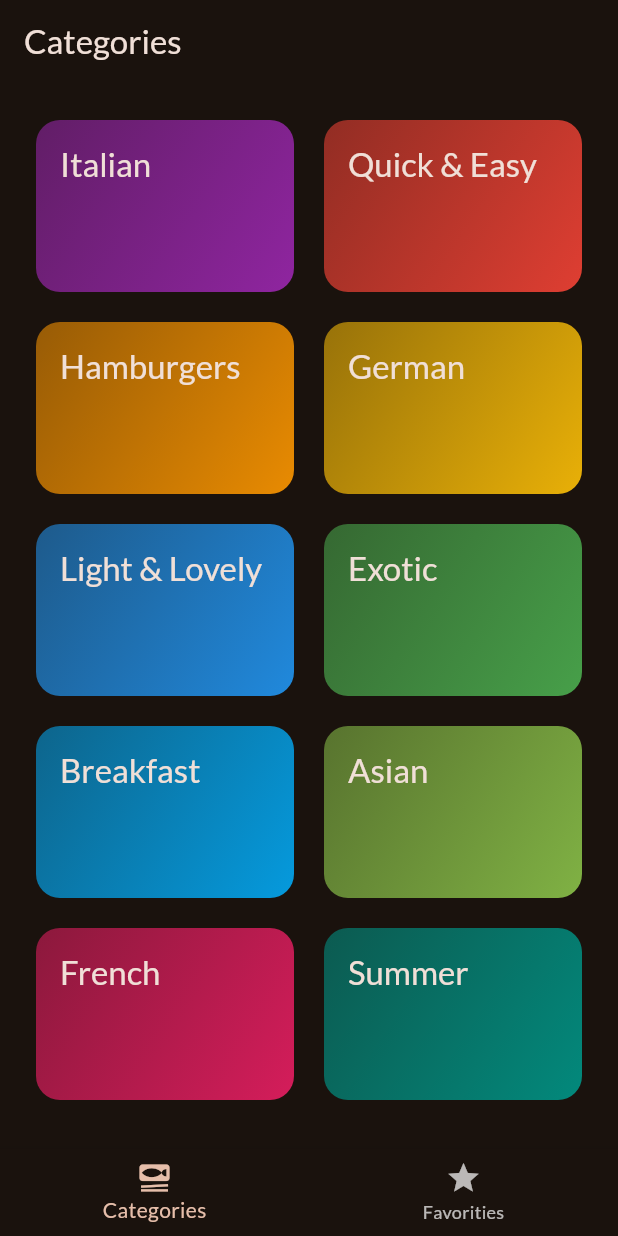
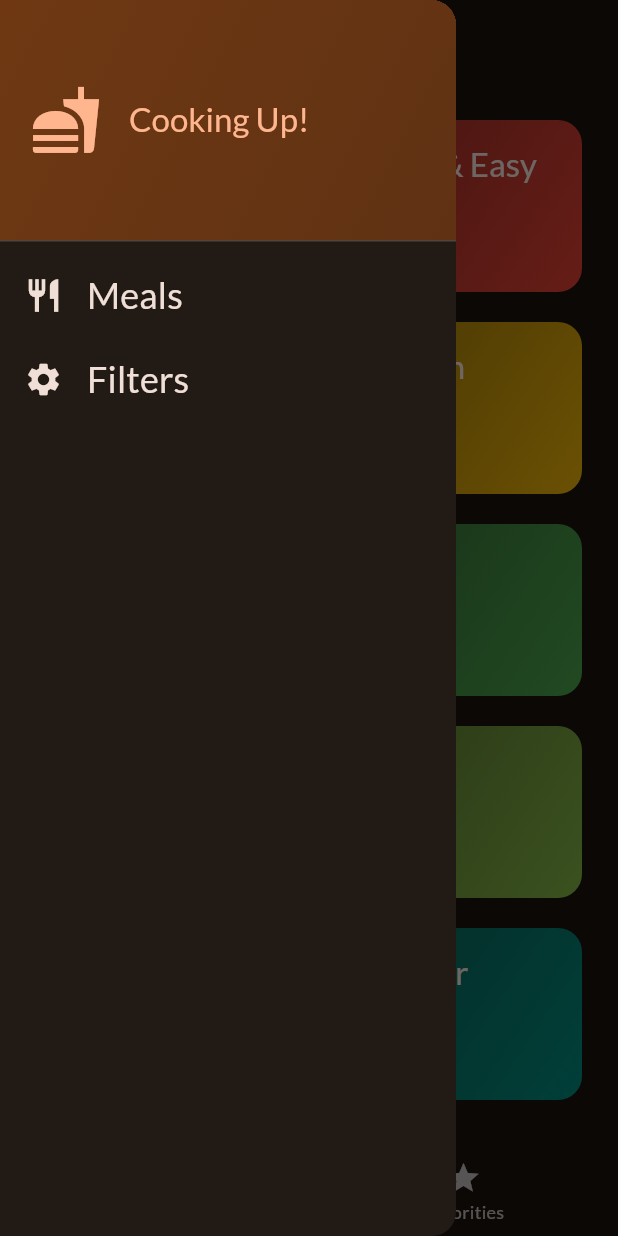
Before and after one commit to IsroilovA/MealsApp, a Flutter app: the screen it shows after launch, with the side drawer open (before the commit the screen has no drawer), on a phone screen of 412 x 824 dp. Run offline on Flutter 3.47's test engine with Material 3 defaults, Android fonts, the phone set to English and light mode, and no system bars; our stand-ins replace google_fonts, transparent_image.

Commit message:
filters feature added

```diff
--- a/lib/screens/categories.dart
+++ b/lib/screens/categories.dart
@@ -6,11 +6,11 @@ import 'package:meals/screens/meals.dart';
 import 'package:meals/widgets/category_grid_item.dart';
 
 class CategoriesScreen extends StatelessWidget {
-  const CategoriesScreen({super.key, required this.onToggleFavorite});
-
+  const CategoriesScreen({super.key, required this.onToggleFavorite, required this.availableMeals});
+  final List<Meal> availableMeals;
   final void Function(Meal meal) onToggleFavorite;
   void _selectCategory(BuildContext context, Category category) {
-    final filteredMeals = dummyMeals
+    final filteredMeals = availableMeals
         .where((meal) => meal.categories.contains(category.id))
         .toList();
     Navigator.of(context).push(
--- a/lib/screens/tabs.dart
+++ b/lib/screens/tabs.dart
@@ -1,27 +1,50 @@
 import 'package:flutter/material.dart';
+import 'package:meals/data/dummy_data.dart';
 import 'package:meals/models/meal.dart';
 import 'package:meals/screens/categories.dart';
+import 'package:meals/screens/filters.dart';
 import 'package:meals/screens/meals.dart';
+import 'package:meals/widgets/main_drawer.dart';
+
+const kInititalFilters = {
+  Filter.glutenFree: false,
+  Filter.lactozeFree: false,
+  Filter.vegan: false,
+  Filter.vegetarian: false,
+};
 
 class TabsScreen extends StatefulWidget {
   const TabsScreen({super.key});
 
   @override
   State<TabsScreen> createState() {
-    return _TabsScreen();
+    return _TabsScreenState();
   }
 }
 
-class _TabsScreen extends State<TabsScreen> {
+class _TabsScreenState extends State<TabsScreen> {
   int _selectedPageIndex = 0;
   final List<Meal> _favoriteMeals = [];
+  Map<Filter, bool> _selectedFilters = kInititalFilters;
+  void _showInfoMessage(String message) {
+    ScaffoldMessenger.of(context).clearSnackBars();
+    ScaffoldMessenger.of(context).showSnackBar(SnackBar(
+      content: Text(message),
+    ));
+  }
 
   void _toogleMealFavoriteStatus(Meal meal) {
     final isExisting = _favoriteMeals.contains(meal);
     if (isExisting) {
-      _favoriteMeals.remove(meal);
+      setState(() {
+        _favoriteMeals.remove(meal);
+      });
+      _showInfoMessage("Meal is removed from favorites");
     } else {
-      _favoriteMeals.add(meal);
+      setState(() {
+        _favoriteMeals.add(meal);
+      });
+      _showInfoMessage("Meal is added to favorites");
     }
   }
 
@@ -31,21 +54,56 @@ class _TabsScreen extends State<TabsScreen> {
     });
   }
 
+  void _setScreen(String identifier) async {
+    Navigator.of(context).pop();
+    if (identifier == 'filter') {
+      final result = await Navigator.of(context).push<Map<Filter, bool>>(
+        MaterialPageRoute(
+          builder: (ctx) => FiltersScreen(
+            currentFilters: _selectedFilters,
+          ),
+        ),
+      );
+      setState(() {
+        _selectedFilters = result ?? kInititalFilters;
+      });
+    }
+  }
+
   @override
   Widget build(BuildContext context) {
+    final availableMeals = dummyMeals.where((meal){
+      if(_selectedFilters[Filter.glutenFree]! && !meal.isGlutenFree){
+        return false;
+      }
+      if(_selectedFilters[Filter.lactozeFree]! && !meal.isLactoseFree){
+        return false;
+      }
+      if(_selectedFilters[Filter.vegetarian]! && !meal.isVegetarian){
+        return false;
+      }
+      if(_selectedFilters[Filter.vegan]! && !meal.isVegan){
+        return false;
+      }
+      return true;
+    }).toList();
     Widget activePage = CategoriesScreen(
       onToggleFavorite: _toogleMealFavoriteStatus,
+      availableMeals: availableMeals,
     );
     var activePageTitle = "Categories";
 
     if (_selectedPageIndex == 1) {
       activePage = MealsScreen(
-        meals: [],
+        meals: _favoriteMeals,
         onToggleFavorite: _toogleMealFavoriteStatus,
       );
       activePageTitle = "Favorities";
     }
     return Scaffold(
+      drawer: MainDrawer(
+        onSelectScreen: _setScreen,
+      ),
       appBar: AppBar(
         title: Text(activePageTitle),
       ),
--- /dev/null
+++ b/lib/widgets/main_drawer.dart
@@ -0,0 +1,84 @@
+import 'package:flutter/material.dart';
+
+class MainDrawer extends StatelessWidget {
+  const MainDrawer({super.key, required this.onSelectScreen});
+
+  final void Function(String identifier) onSelectScreen;
+  @override
+  Widget build(BuildContext context) {
+    return Drawer(
+      child: Column(
+        children: [
+          DrawerHeader(
+            padding: const EdgeInsets.all(20),
+            decoration: BoxDecoration(
+              gradient: LinearGradient(
+                colors: [
+                  Theme.of(context).colorScheme.primaryContainer,
+                  Theme.of(context)
+                      .colorScheme
+                      .primaryContainer
+                      .withOpacity(0.8),
+                ],
+                begin: Alignment.topLeft,
+                end: Alignment.bottomRight,
+              ),
+            ),
+            child: Row(
+              children: [
+                Icon(
+                  Icons.fastfood,
+                  size: 48,
+                  color: Theme.of(context).colorScheme.primary,
+                ),
+                const SizedBox(
+                  width: 18,
+                ),
+                Text(
+                  "Cooking Up!",
+                  style: Theme.of(context).textTheme.titleLarge!.copyWith(
+                        color: Theme.of(context).colorScheme.primary,
+                      ),
+                ),
+              ],
+            ),
+          ),
+          ListTile(
+            leading: Icon(
+              Icons.restaurant,
+              size: 26,
+              color: Theme.of(context).colorScheme.onBackground,
+            ),
+            title: Text(
+              'Meals',
+              style: Theme.of(context).textTheme.titleSmall!.copyWith(
+                    color: Theme.of(context).colorScheme.onBackground,
+                    fontSize: 24,
+                  ),
+            ),
+            onTap: (){
+              onSelectScreen('meals');
+            },
+          ),
+          ListTile(
+            leading: Icon(
+              Icons.settings,
+              size: 26,
+              color: Theme.of(context).colorScheme.onBackground,
+            ),
+            title: Text(
+              'Filters',
+              style: Theme.of(context).textTheme.titleSmall!.copyWith(
+                    color: Theme.of(context).colorScheme.onBackground,
+                    fontSize: 24,
+                  ),
+            ),
+            onTap: (){
+              onSelectScreen('filter');
+            },
+          ),
+        ],
+      ),
+    );
+  }
+}
```
Also changed, not shown: lib/screens/filters.dart (added, +159 -0 lines).
